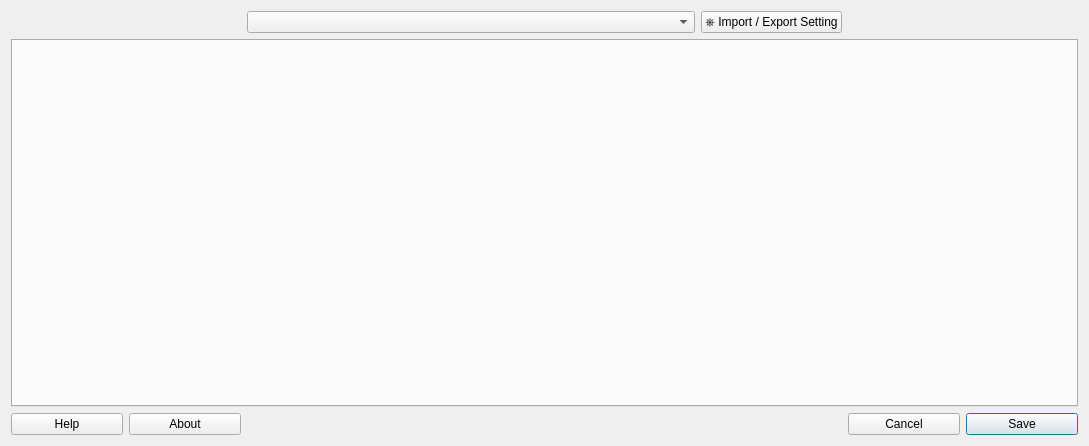
Qt form src/gui_config/sr_config.ui (hgiesel/anki_set_randomizer) before a commit.
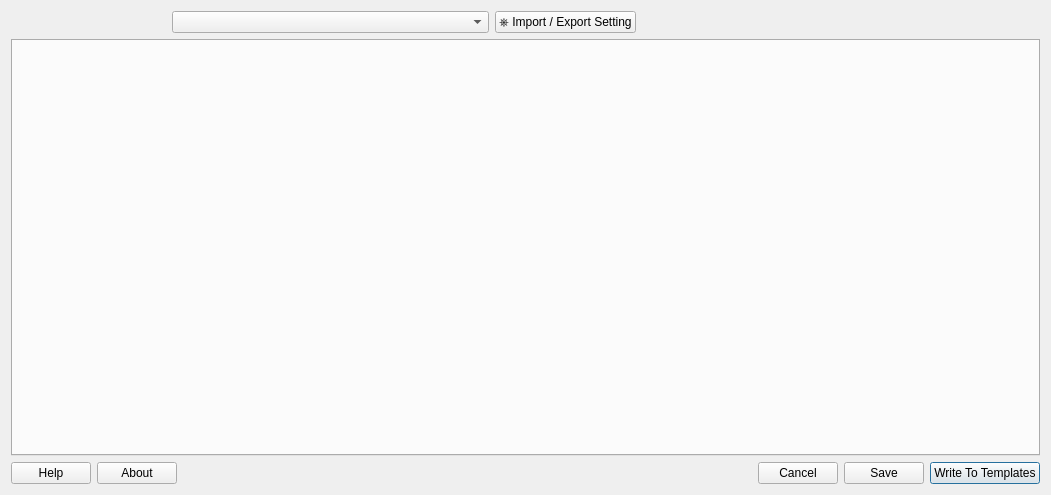
The same form after that commit. Custom widgets are drawn as their Qt base class.

```diff
--- a/src/gui_config/sr_config.ui
+++ b/src/gui_config/sr_config.ui
@@ -7,31 +7,14 @@
    <rect>
     <x>0</x>
     <y>0</y>
-    <width>1089</width>
-    <height>446</height>
+    <width>1051</width>
+    <height>495</height>
    </rect>
   </property>
   <property name="windowTitle">
    <string>Set Randomizer Settings</string>
   </property>
   <layout class="QGridLayout" name="gridLayout">
-   <item row="2" column="7">
-    <widget class="QPushButton" name="cancelButton">
-     <property name="text">
-      <string>Cancel</string>
-     </property>
-     <property name="autoDefault">
-      <bool>false</bool>
-     </property>
-    </widget>
-   </item>
-   <item row="2" column="8">
-    <widget class="QPushButton" name="saveButton">
-     <property name="text">
-      <string>Save</string>
-     </property>
-    </widget>
-   </item>
    <item row="0" column="6">
     <widget class="QPushButton" name="importButton">
      <property name="text">
@@ -39,10 +22,19 @@
      </property>
     </widget>
    </item>
+   <item row="1" column="0" colspan="12">
+    <widget class="SRConfigTabwidget" name="tabWidget">
+     <property name="currentIndex">
+      <number>-1</number>
+     </property>
+    </widget>
+   </item>
    <item row="0" column="2" colspan="4">
     <widget class="SRConfigModelchooser" name="modelChooser"/>
    </item>
-   <item row="2" column="0">
+   <item row="3" column="0" rowspan="3" colspan="12">
+    <layout class="QHBoxLayout" name="horizontalLayout">
+     <item>
     <widget class="QPushButton" name="helpButton">
      <property name="text">
       <string>Help</string>
@@ -52,14 +44,7 @@
      </property>
     </widget>
    </item>
-   <item row="1" column="0" colspan="9">
-    <widget class="SRConfigTabwidget" name="tabWidget">
-     <property name="currentIndex">
-      <number>-1</number>
-     </property>
-    </widget>
-   </item>
-   <item row="2" column="1">
+     <item>
     <widget class="QPushButton" name="aboutButton">
      <property name="text">
       <string>About</string>
@@ -69,7 +54,7 @@
      </property>
     </widget>
    </item>
-   <item row="2" column="2" colspan="5">
+     <item>
     <spacer name="horizontalSpacer">
      <property name="orientation">
       <enum>Qt::Horizontal</enum>
@@ -81,6 +66,38 @@
       </size>
      </property>
     </spacer>
+     </item>
+     <item>
+      <widget class="QPushButton" name="cancelButton">
+       <property name="text">
+        <string>Cancel</string>
+       </property>
+       <property name="autoDefault">
+        <bool>false</bool>
+       </property>
+      </widget>
+     </item>
+     <item>
+      <widget class="QPushButton" name="saveButton">
+       <property name="text">
+        <string>Save</string>
+       </property>
+       <property name="autoDefault">
+        <bool>false</bool>
+       </property>
+      </widget>
+     </item>
+     <item>
+      <widget class="QPushButton" name="wbButton">
+       <property name="text">
+        <string>Write To Templates</string>
+       </property>
+       <property name="default">
+        <bool>true</bool>
+       </property>
+      </widget>
+     </item>
+    </layout>
    </item>
   </layout>
  </widget>
```
Lines whose indentation alone changed are shown as unchanged.
